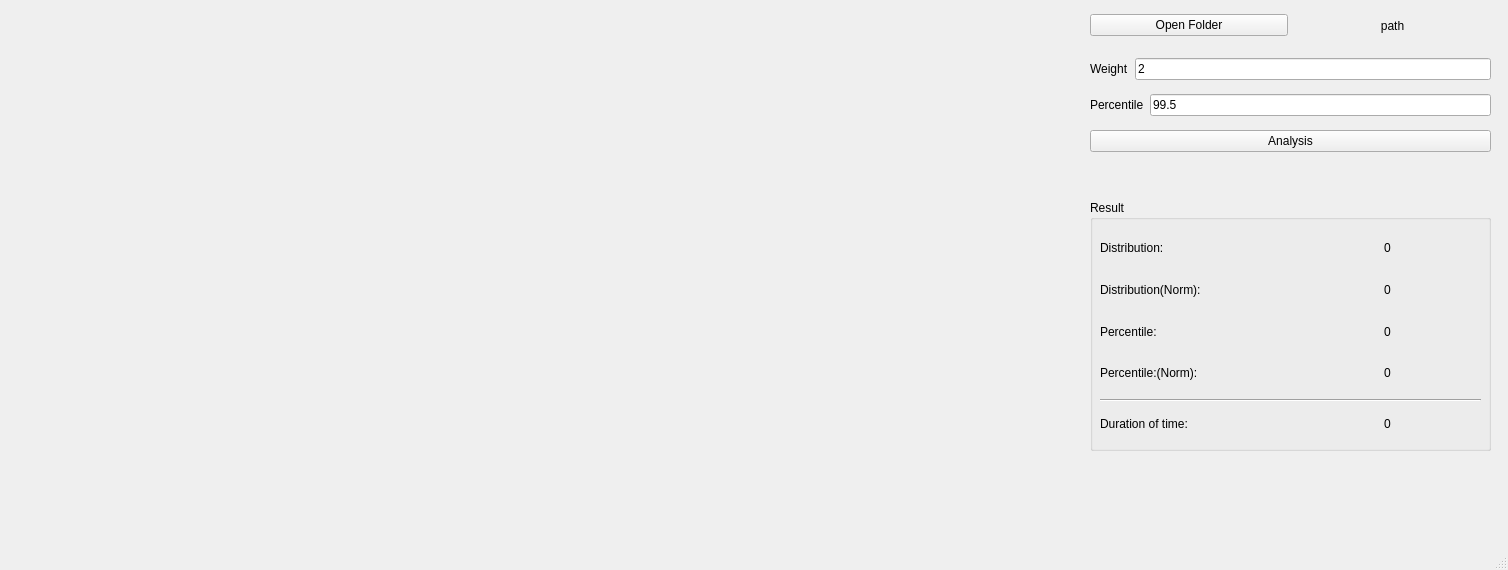
The window that Mainwindow.ui (Hu-nie/Threshold-segmentation-algorithm) describes before a commit, drawn with Qt 5.
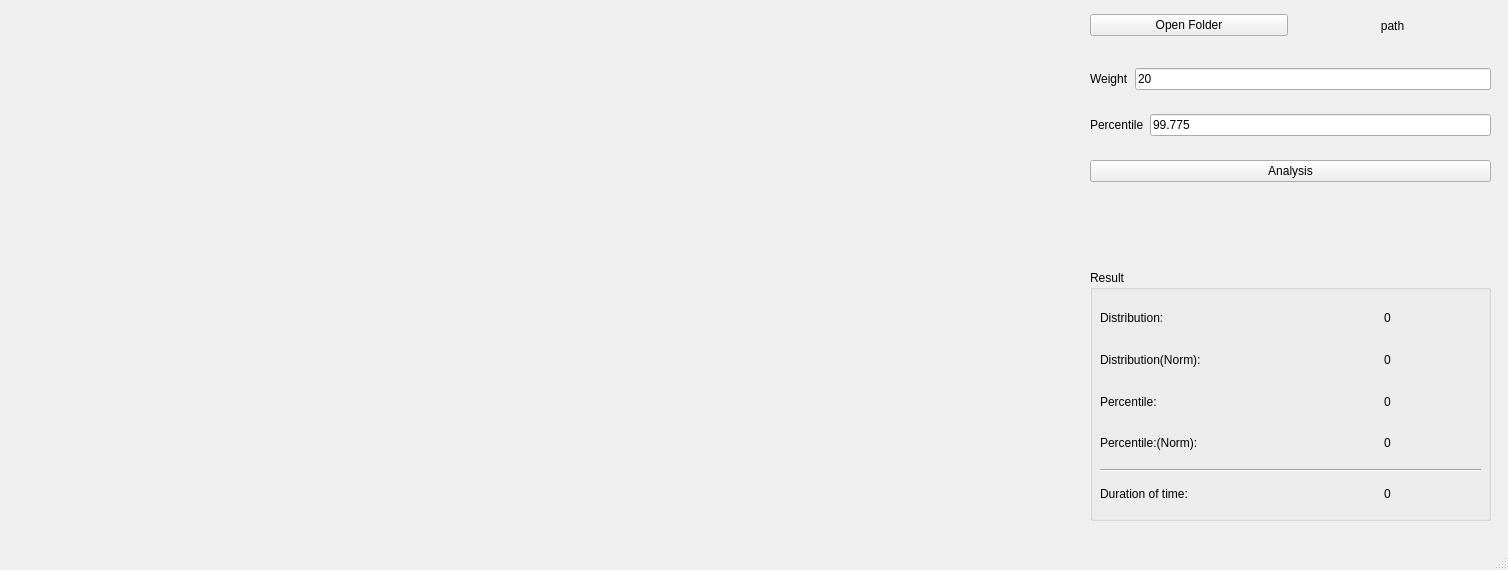
The same window after the commit.

Diff of the .ui file:
```diff
--- a/Mainwindow.ui
+++ b/Mainwindow.ui
@@ -18,9 +18,9 @@
     <property name="geometry">
      <rect>
       <x>1090</x>
-      <y>170</y>
+      <y>220</y>
       <width>401</width>
-      <height>21</height>
+      <height>31</height>
      </rect>
     </property>
     <property name="text">
@@ -71,7 +71,7 @@
       <x>1090</x>
       <y>50</y>
       <width>401</width>
-      <height>110</height>
+      <height>151</height>
      </rect>
     </property>
     <layout class="QVBoxLayout" name="verticalLayout">
@@ -87,7 +87,7 @@
        <item>
         <widget class="QLineEdit" name="weight_value">
          <property name="text">
-          <string>2</string>
+          <string>20</string>
          </property>
         </widget>
        </item>
@@ -105,7 +105,7 @@
        <item>
         <widget class="QLineEdit" name="percentile_value">
          <property name="text">
-          <string>99.5</string>
+          <string>99.775</string>
          </property>
         </widget>
        </item>
@@ -124,7 +124,7 @@
     <property name="geometry">
      <rect>
       <x>1090</x>
-      <y>200</y>
+      <y>270</y>
       <width>401</width>
       <height>251</height>
      </rect>
```
